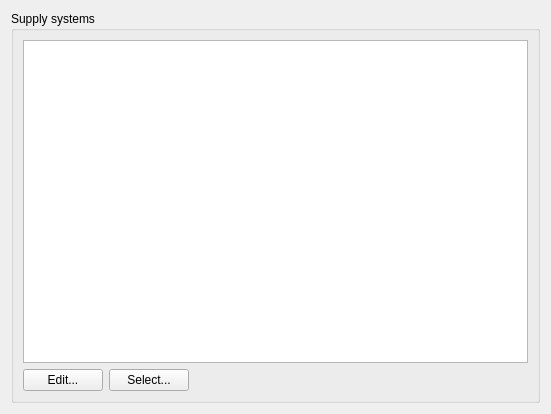
First picture: the form in SIM-VICUS/src/SVPropSupplySystemsWidget.ui, repository ghorwin/SIM-VICUS, before the edit.
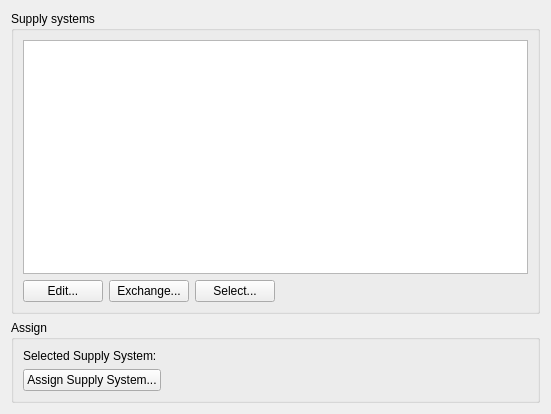
Second picture: the form after the edit.

```diff
--- a/SIM-VICUS/src/SVPropSupplySystemsWidget.ui
+++ b/SIM-VICUS/src/SVPropSupplySystemsWidget.ui
@@ -21,6 +21,35 @@
      </property>
      <layout class="QGridLayout" name="gridLayout_5">
       <item row="1" column="2">
+       <widget class="QPushButton" name="pushButtonSelectSupplySystem">
+        <property name="text">
+         <string>Select...</string>
+        </property>
+        <property name="iconSize">
+         <size>
+          <width>24</width>
+          <height>24</height>
+         </size>
+        </property>
+       </widget>
+      </item>
+      <item row="1" column="0">
+       <widget class="QPushButton" name="pushButtonEditSupplySystem">
+        <property name="text">
+         <string>Edit...</string>
+        </property>
+        <property name="iconSize">
+         <size>
+          <width>24</width>
+          <height>24</height>
+         </size>
+        </property>
+       </widget>
+      </item>
+      <item row="0" column="0" colspan="4">
+       <widget class="QTableWidget" name="tableWidgetSupplySystems"/>
+      </item>
+      <item row="1" column="3">
        <spacer name="horizontalSpacer_4">
         <property name="orientation">
          <enum>Qt::Horizontal</enum>
@@ -33,26 +62,10 @@
         </property>
        </spacer>
       </item>
-      <item row="1" column="0">
-       <widget class="QPushButton" name="pushButtonEditSupplySystem">
-        <property name="text">
-         <string>Edit...</string>
-        </property>
-        <property name="iconSize">
-         <size>
-          <width>24</width>
-          <height>24</height>
-         </size>
-        </property>
-       </widget>
-      </item>
-      <item row="0" column="0" colspan="3">
-       <widget class="QTableWidget" name="tableWidgetSupplySystems"/>
-      </item>
       <item row="1" column="1">
-       <widget class="QPushButton" name="pushButtonSelectSupplySystem">
+       <widget class="QPushButton" name="pushButtonEditSupplySystem_2">
         <property name="text">
-         <string>Select...</string>
+         <string>Exchange...</string>
         </property>
         <property name="iconSize">
          <size>
@@ -65,6 +78,53 @@
      </layout>
     </widget>
    </item>
+   <item>
+    <widget class="QGroupBox" name="groupBox">
+     <property name="title">
+      <string>Assign</string>
+     </property>
+     <layout class="QGridLayout" name="gridLayout">
+      <item row="0" column="0">
+       <widget class="QLabel" name="label">
+        <property name="text">
+         <string>Selected Supply System:</string>
+        </property>
+       </widget>
+      </item>
+      <item row="0" column="1">
+       <widget class="QLabel" name="labelSelectedSupplySystem">
+        <property name="text">
+         <string/>
+        </property>
+       </widget>
+      </item>
+      <item row="1" column="0" colspan="2">
+       <layout class="QHBoxLayout" name="horizontalLayout">
+        <item>
+         <widget class="QPushButton" name="pushButtonAssignSupplySystem">
+          <property name="text">
+           <string>Assign Supply System...</string>
+          </property>
+         </widget>
+        </item>
+        <item>
+         <spacer name="horizontalSpacer">
+          <property name="orientation">
+           <enum>Qt::Horizontal</enum>
+          </property>
+          <property name="sizeHint" stdset="0">
+           <size>
+            <width>40</width>
+            <height>20</height>
+           </size>
+          </property>
+         </spacer>
+        </item>
+       </layout>
+      </item>
+     </layout>
+    </widget>
+   </item>
   </layout>
  </widget>
  <resources/>
```
